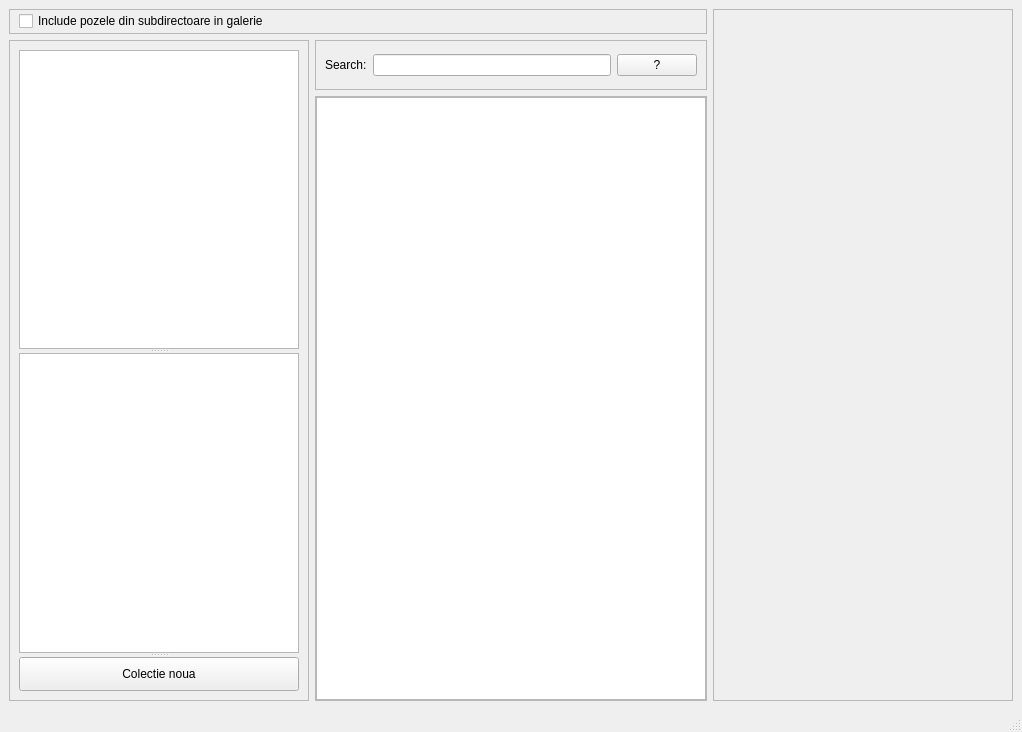
Above: interfata.ui from Flavius-George/Licenta before the change. Below: the same form after it.
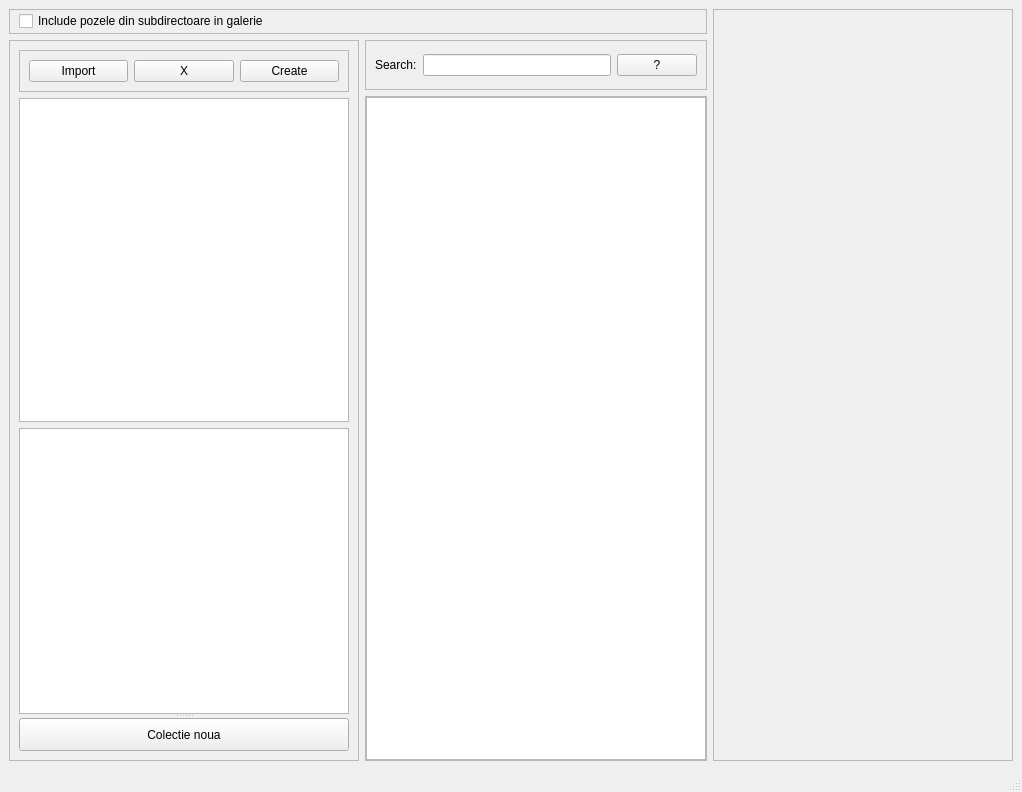
That is the form after the change.

```diff
--- a/interfata.ui
+++ b/interfata.ui
@@ -7,7 +7,7 @@
     <x>0</x>
     <y>0</y>
     <width>1022</width>
-    <height>732</height>
+    <height>792</height>
    </rect>
   </property>
   <property name="windowTitle">
@@ -54,10 +54,16 @@
      <widget class="QFrame" name="menuFrame">
       <property name="minimumSize">
        <size>
-        <width>300</width>
+        <width>350</width>
         <height>0</height>
        </size>
       </property>
+      <property name="maximumSize">
+       <size>
+        <width>500</width>
+        <height>16777215</height>
+       </size>
+      </property>
       <property name="frameShape">
        <enum>QFrame::Shape::StyledPanel</enum>
       </property>
@@ -65,12 +71,65 @@
        <enum>QFrame::Shadow::Raised</enum>
       </property>
       <layout class="QVBoxLayout" name="verticalLayout_3">
+       <item>
+        <widget class="QFrame" name="frame_2">
+         <property name="frameShape">
+          <enum>QFrame::Shape::StyledPanel</enum>
+         </property>
+         <property name="frameShadow">
+          <enum>QFrame::Shadow::Raised</enum>
+         </property>
+         <layout class="QHBoxLayout" name="horizontalLayout_2">
+          <item>
+           <widget class="QPushButton" name="btnImportFolder">
+            <property name="maximumSize">
+             <size>
+              <width>100</width>
+              <height>40</height>
+             </size>
+            </property>
+            <property name="text">
+             <string>Import</string>
+            </property>
+           </widget>
+          </item>
+          <item>
+           <widget class="QPushButton" name="btnRemoveFolder">
+            <property name="maximumSize">
+             <size>
+              <width>100</width>
+              <height>40</height>
+             </size>
+            </property>
+            <property name="text">
+             <string>X</string>
+            </property>
+           </widget>
+          </item>
+          <item>
+           <widget class="QPushButton" name="pushButton_3">
+            <property name="maximumSize">
+             <size>
+              <width>100</width>
+              <height>40</height>
+             </size>
+            </property>
+            <property name="text">
+             <string>Create</string>
+            </property>
+           </widget>
+          </item>
+         </layout>
+        </widget>
+       </item>
+       <item>
+        <widget class="QListWidget" name="sourceListWidget"/>
+       </item>
        <item>
         <widget class="QSplitter" name="splitter">
          <property name="orientation">
           <enum>Qt::Orientation::Vertical</enum>
          </property>
-         <widget class="QTreeView" name="treeViewFolders"/>
          <widget class="QListWidget" name="smartAlbumWidget"/>
          <widget class="QPushButton" name="bttnAddSmartAlbum">
           <property name="text">
```
